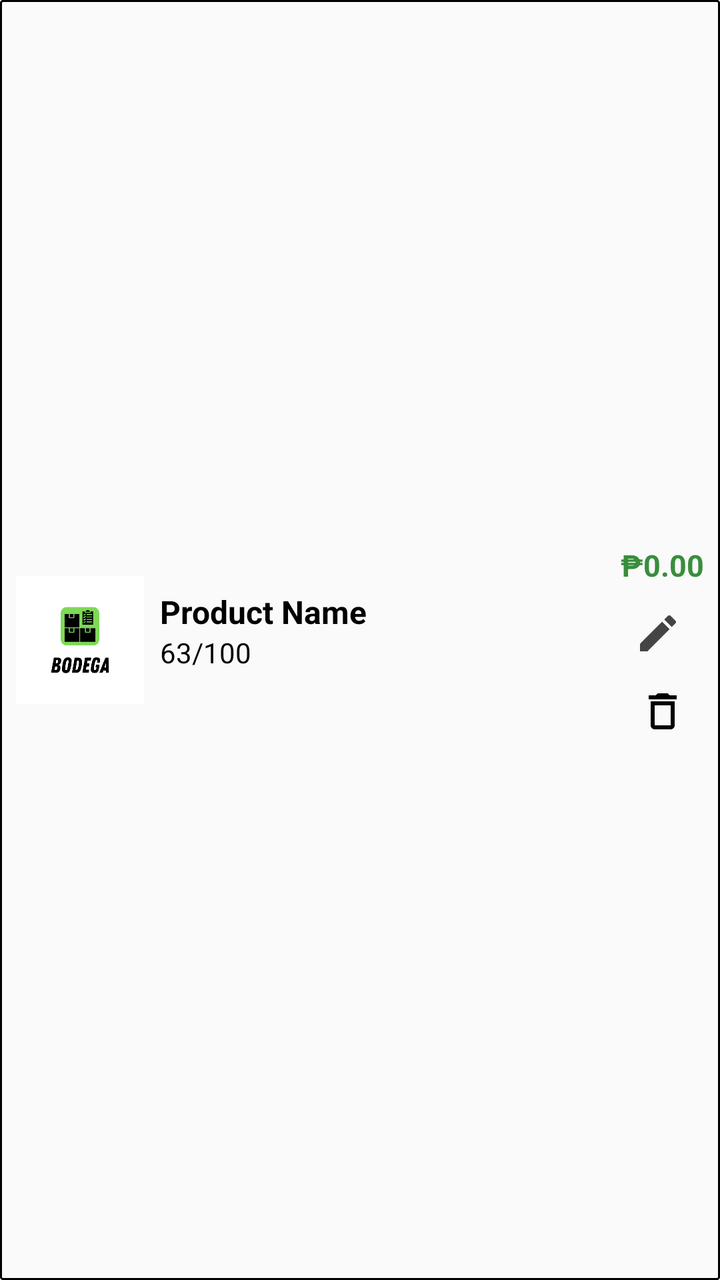
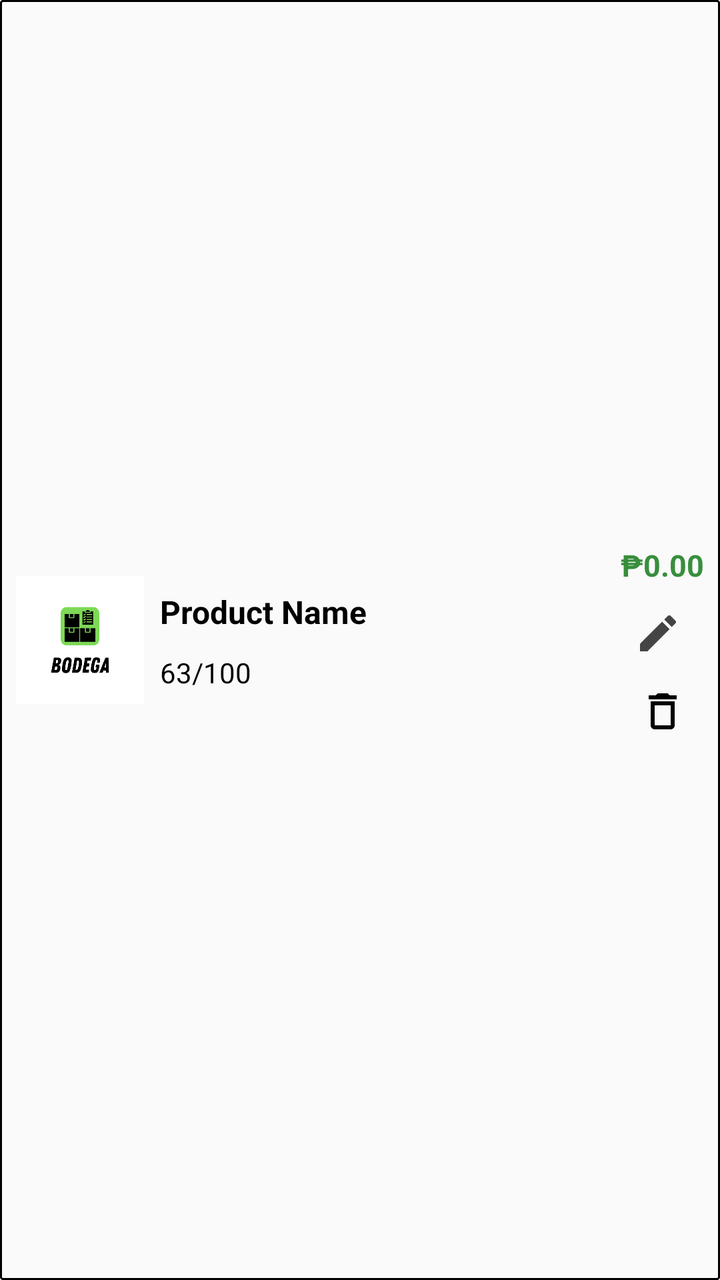

Before-and-after screenshots of an Android layout around one commit, followed by the original layout XML and the change that was made.
<!-- AndroidManifest.xml: application theme Theme.MyApp -->
<!-- res/layout/item_inventory.xml -->
<LinearLayout xmlns:android="http://schemas.android.com/apk/res/android"
    xmlns:app="http://schemas.android.com/apk/res-auto"
    xmlns:tools="http://schemas.android.com/tools"
    android:layout_width="match_parent"
    android:layout_height="120dp"
    android:orientation="horizontal"
    android:padding="8dp"
    android:gravity="center_vertical"
    android:background="@drawable/product_corner">

    
    <ImageView
        android:id="@+id/image_product"
        android:layout_width="64dp"
        android:layout_height="64dp"
        android:src="@drawable/logo"
        android:scaleType="centerCrop"
        android:background="#E0E0E0"
        android:contentDescription="Product image"
        android:layout_marginEnd="8dp" />

    
    <LinearLayout
        android:layout_width="0dp"
        android:layout_height="100dp"
        android:layout_weight="1"
        android:orientation="vertical">

        <TextView
            android:id="@+id/text_product_name"
            android:layout_width="wrap_content"
            android:layout_height="wrap_content"
            android:layout_marginTop="25dp"
            android:text="Product Name"
            android:textStyle="bold"
            android:textSize="16sp"
            android:textColor="#000000" />

        <TextView
            android:id="@+id/text_stock"
            android:layout_width="wrap_content"
            android:layout_height="wrap_content"
            android:text="63/100"
            android:textColor="#000000"
            android:textSize="14sp" />

    </LinearLayout>

    
    <LinearLayout
        android:layout_width="wrap_content"
        android:layout_height="match_parent"
        android:orientation="vertical"
        android:gravity="center_vertical|end"
        android:layout_marginStart="8dp">

        
        <TextView
            android:id="@+id/text_product_price"
            android:layout_width="wrap_content"
            android:layout_height="wrap_content"
            android:text="₱0.00"
            android:textColor="#388E3C"
            android:textSize="15sp"
            android:textStyle="bold"
            android:layout_marginBottom="4dp" />

        <ImageView
            android:id="@+id/icon_edit"
            android:layout_width="24dp"
            android:layout_height="24dp"
            android:layout_marginTop="8dp"
            android:layout_marginRight="11dp"
            android:clickable="true"
            android:contentDescription="Edit"
            android:src="@drawable/ic_edit"
            app:tint="#444444"
            tools:ignore="TouchTargetSizeCheck" />

        <ImageView
            android:id="@+id/delete_product"
            android:layout_marginTop="15dp"
            android:clickable="true"
            android:layout_width="match_parent"
            android:layout_height="wrap_content"
            app:srcCompat="@drawable/ic_delete_24" />
    </LinearLayout>

</LinearLayout>
<!-- resources referenced by this layout -->
<resources>
  <!-- drawable ic_delete_24 (drawable) -->
  <vector xmlns:android="http://schemas.android.com/apk/res/android" android:height="24dp" android:tint="#000000" android:viewportHeight="24" android:viewportWidth="24" android:width="24dp">
        
      <path android:fillColor="@android:color/white" android:pathData="M6,19c0,1.1 0.9,2 2,2h8c1.1,0 2,-0.9 2,-2L18,7L6,7v12zM8,9h8v10L8,19L8,9zM15.5,4l-1,-1h-5l-1,1L5,4v2h14L19,4z"/>
      
  </vector>
  <!-- drawable ic_edit (drawable) -->
  <vector xmlns:android="http://schemas.android.com/apk/res/android" android:height="24dp" android:tint="#000000" android:viewportHeight="24" android:viewportWidth="24" android:width="24dp">
        
      <path android:fillColor="@android:color/white" android:pathData="M3,17.25V21h3.75L17.81,9.94l-3.75,-3.75L3,17.25zM20.71,7.04c0.39,-0.39 0.39,-1.02 0,-1.41l-2.34,-2.34c-0.39,-0.39 -1.02,-0.39 -1.41,0l-1.83,1.83 3.75,3.75 1.83,-1.83z"/>
      
  </vector>
  <!-- drawable logo: png bitmap (drawable, 13762 bytes) -->
  <!-- drawable product_corner (drawable) -->
  <?xml version="1.0" encoding="utf-8"?>
  <shape xmlns:android="http://schemas.android.com/apk/res/android"
      android:shape="rectangle">
      <corners android:radius="1dp"/>
      <stroke android:width="1dip" android:color="@color/black" />
  
  </shape>
  <style name="Theme.MyApp" parent="Theme.AppCompat.Light.NoActionBar">
  
      </style>
  <color name="black">#FF000000</color>
</resources>

<!-- the commit's change to res/layout/item_inventory.xml (unified diff, before → after) -->
@@ -40,6 +40,7 @@
             android:id="@+id/text_stock"
             android:layout_width="wrap_content"
             android:layout_height="wrap_content"
+            android:layout_marginTop="10dp"
             android:text="63/100"
             android:textColor="#000000"
             android:textSize="14sp" />
